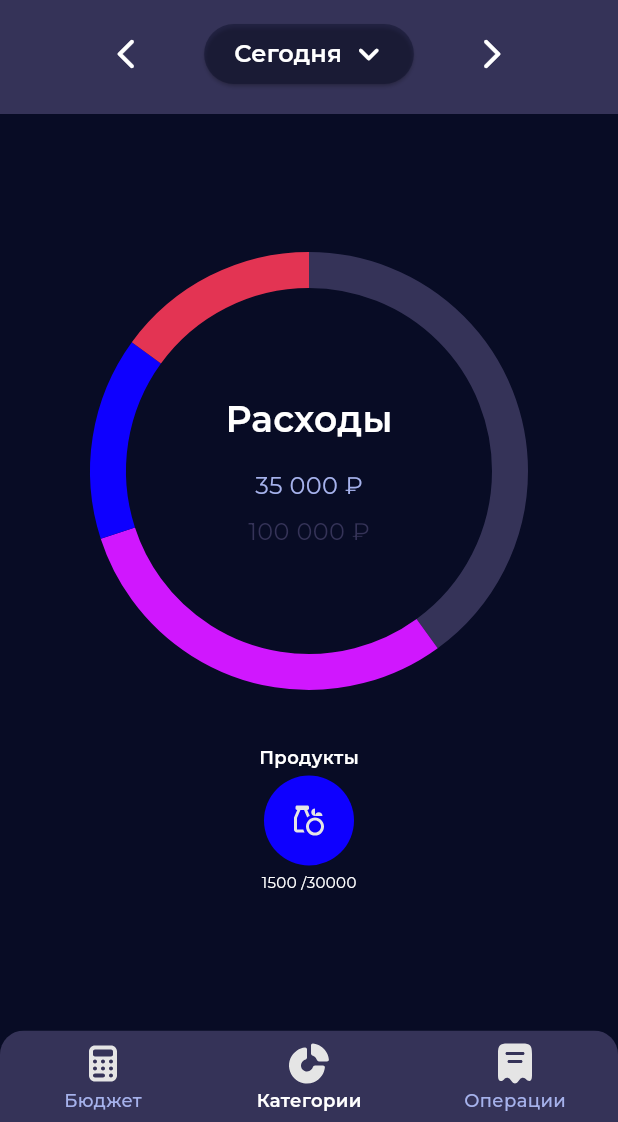
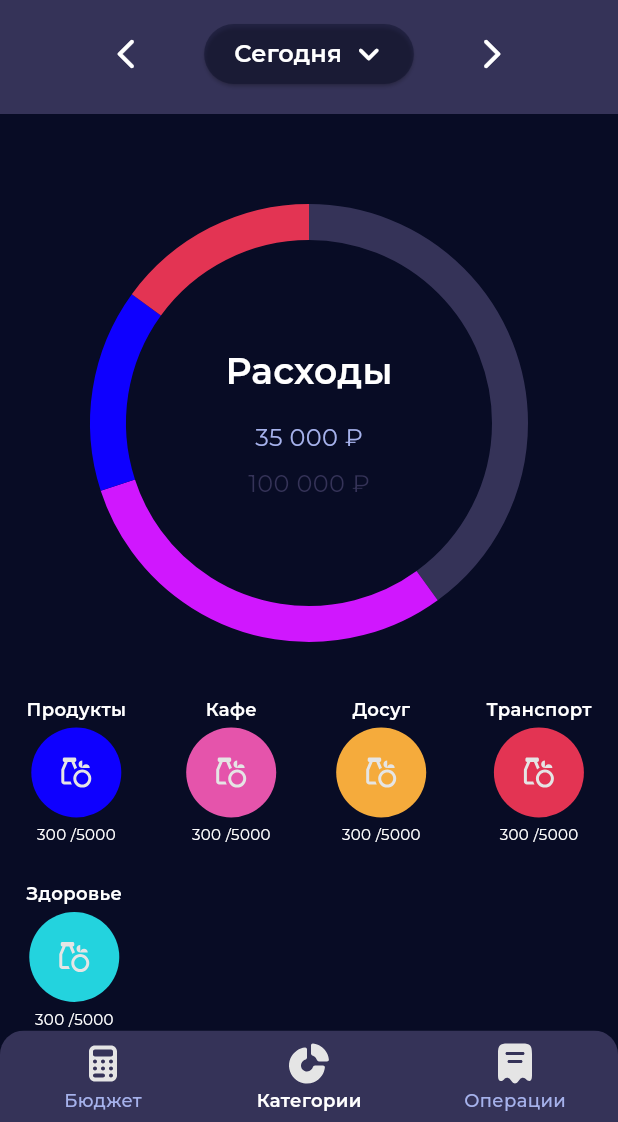
Before and after one commit to LizzzaD/Budget-Buddy, a Flutter app: the screen it shows after launch, on a phone screen of 412 x 824 dp, the part 114-1236 px from its top. Run offline on Flutter 3.47's test engine with Material 3 defaults, Android fonts, the phone set to English and light mode, and no system bars; drawn by our look-alikes of fl_chart; our stand-ins replace decimal, flutter_svg, freezed_annotation, google_fonts.

Commit message:
add budget planning page layout

```diff
--- a/lib/features/screens/categories_page.dart
+++ b/lib/features/screens/categories_page.dart
@@ -13,21 +13,67 @@ class CategoriesPage extends StatelessWidget {
 
   @override
   Widget build(BuildContext context) {
-    Category category = Category(
-        id: 1,
-        title: 'Продукты',
-        filled: Decimal.parse("1500"),
-        planned: Decimal.parse("30000"),
-        color: context.colors.blue,
-        icon: SVGIcon.grocery.build());
+
     return Column(
-      mainAxisAlignment: MainAxisAlignment.center,
+
       children: [
-        const DonutChart(),
+        const SizedBox(height: 60,),
+        const Center(child: DonutChart()),
         const SizedBox(
           height: 36,
         ),
-        CategoryWidget(category: category,),
+        Wrap(
+          alignment: WrapAlignment.spaceBetween,
+          spacing: 40,
+          runSpacing: 24,
+          children: [
+            CategoryWidget(
+              category: Category(
+                  id: 1,
+                  title: 'Продукты',
+                  filled: Decimal.parse('300'),
+                  planned: Decimal.parse('5000'),
+                  color: context.colors.blue,
+                  icon: SVGIcon.grocery.build()),
+            ),
+            CategoryWidget(
+              category: Category(
+                  id: 1,
+                  title: 'Кафе',
+                  filled: Decimal.parse('300'),
+                  planned: Decimal.parse('5000'),
+                  color: context.colors.pink,
+                  icon: SVGIcon.grocery.build()),
+            ),
+            CategoryWidget(
+              category: Category(
+                  id: 1,
+                  title: 'Досуг',
+                  filled: Decimal.parse('300'),
+                  planned: Decimal.parse('5000'),
+                  color: context.colors.orange,
+                  icon: SVGIcon.grocery.build()),
+            ),
+            CategoryWidget(
+              category: Category(
+                  id: 1,
+                  title: 'Транспорт',
+                  filled: Decimal.parse('300'),
+                  planned: Decimal.parse('5000'),
+                  color: context.colors.red,
+                  icon: SVGIcon.grocery.build()),
+            ),
+            CategoryWidget(
+              category: Category(
+                  id: 1,
+                  title: 'Здоровье',
+                  filled: Decimal.parse('300'),
+                  planned: Decimal.parse('5000'),
+                  color: context.colors.lightBlue,
+                  icon: SVGIcon.grocery.build()),
+            ),
+          ],
+        ),
       ],
     );
   }
--- a/lib/features/screens/home_screen.dart
+++ b/lib/features/screens/home_screen.dart
@@ -1,3 +1,4 @@
+import 'package:budget_buddy/features/screens/budget_planning_page.dart';
 import 'package:budget_buddy/features/screens/categories_page.dart';
 import 'package:budget_buddy/features/screens/transactions_page.dart';
 import 'package:budget_buddy/views/extension/build_context_extension.dart';
@@ -17,16 +18,8 @@ class HomeScreen extends StatefulWidget {
 class _HomeScreenState extends State<HomeScreen> {
   int _selectedIndex = 1;
 
-  static const TextStyle optionStyle = TextStyle(
-    fontSize: 30,
-    fontWeight: FontWeight.bold,
-  );
-
   static const List<Widget> _widgetOptions = <Widget>[
-    Text(
-      'Index 0: Home',
-      style: optionStyle,
-    ),
+    BudgetPlanningPage(),
     CategoriesPage(),
     TransactionsPage()
   ];
@@ -70,7 +63,8 @@ class _HomeScreenState extends State<HomeScreen> {
                     ),
                   ],
                 ),
-                 DateWidget(        onPressed: () {
+                DateWidget(
+                  onPressed: () {
                     showModalBottomSheet(
                         context: context,
                         isScrollControlled: true,
@@ -78,7 +72,8 @@ class _HomeScreenState extends State<HomeScreen> {
                         builder: (BuildContext context) {
                           return const TimePeriodSelectionWidget();
                         });
-                 },),
+                  },
+                ),
               ],
             ),
           ),
```
Also changed, not shown: lib/features/screens/budget_planning_page.dart (added, +183 -0 lines), lib/features/screens/transactions_page.dart (+13 -12 lines). Lines whose indentation alone changed are shown as unchanged.
